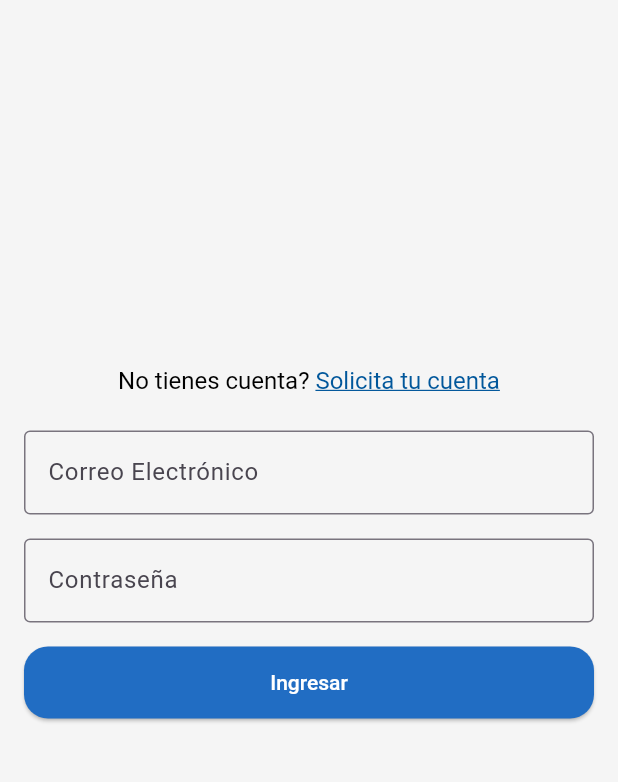
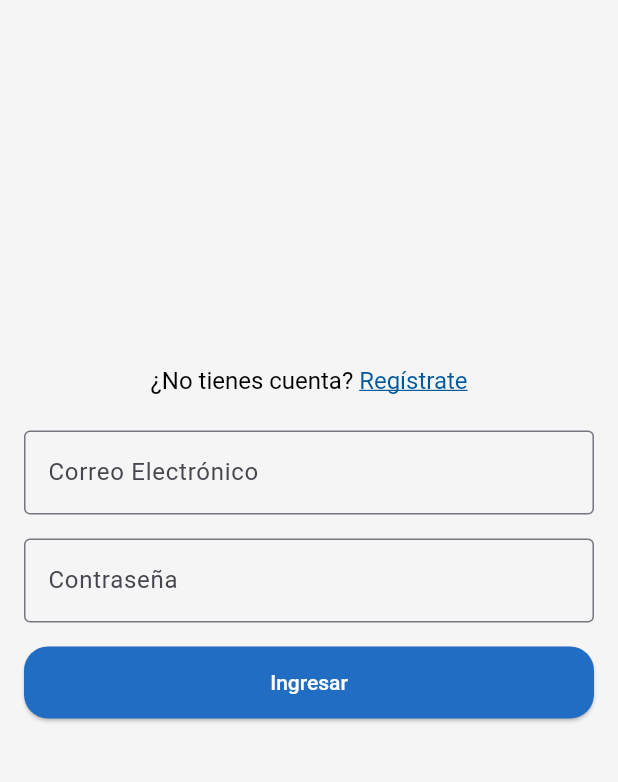
Before and after one commit to Hospired/Hospired-App, a Flutter app: the screen it shows after launch, on a phone screen of 412 x 824 dp, the part 84-866 px from its top. Run offline on Flutter 3.47's test engine with Material 3 defaults, Android fonts, the phone set to English and light mode, and no system bars; our stand-ins replace flutter_hooks, flutter_local_notifications, flutter_riverpod, google_maps_flutter, hive, hive_flutter and 5 more; accounts and stored records are empty.

Commit message:
Minor improvements

```diff
--- a/lib/pages/user/login_page.dart
+++ b/lib/pages/user/login_page.dart
@@ -65,9 +65,9 @@ class LoginPage extends HookConsumerWidget {
                     text: TextSpan(
                       style: TextStyle(color: Colors.black, fontSize: 16),
                       children: [
-                        TextSpan(text: "No tienes cuenta? "),
+                        TextSpan(text: "¿No tienes cuenta? "),
                         TextSpan(
-                          text: "Solicita tu cuenta",
+                          text: "Regístrate",
                           style: TextStyle(
                             color: HospiredColors.confirmedForegroundColor,
                             decoration: TextDecoration.underline,
--- a/lib/pages/user/sign_up_page.dart
+++ b/lib/pages/user/sign_up_page.dart
@@ -3,7 +3,6 @@ import 'package:flutter_hooks/flutter_hooks.dart';
 import 'package:hooks_riverpod/hooks_riverpod.dart';
 
 import '../../backend-api/api_service.dart';
-import '../../colors.dart';
 import '../../text_styles.dart';
 
 class SignUpPage extends HookConsumerWidget {
```
